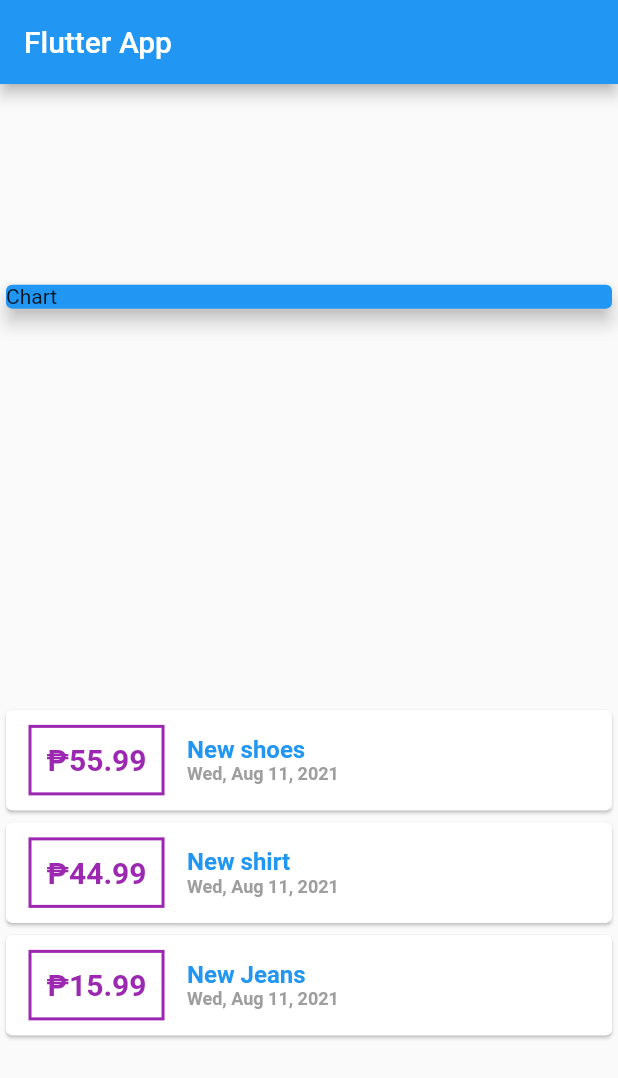
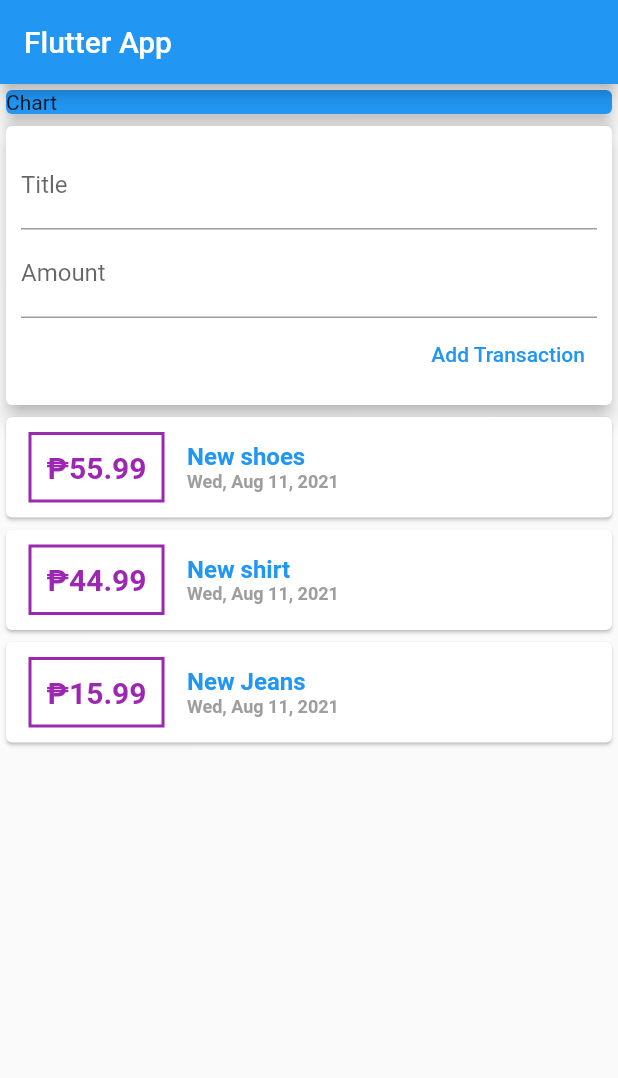
Before and after one commit to boilinux/flutter-spending-tracker, a Flutter app: the screen it shows after launch, on a phone screen of 412 x 824 dp. Shown: the top 1078 px of the screen. Run offline on Flutter 3.47's test engine with Material 2 defaults, Android fonts, the phone set to English and light mode, and no system bars.

Commit message:
Add form.

```diff
--- /dev/null
+++ b/lib/chart/chart.dart
@@ -0,0 +1,17 @@
+import 'package:flutter/material.dart';
+
+class Chart extends StatelessWidget {
+  // const Chart({Key? key});
+
+  @override
+  Widget build(BuildContext context) {
+    return Container(
+      width: double.infinity,
+      child: Card(
+        child: Text('Chart'),
+        color: Colors.blue,
+        elevation: 5,
+      ),
+    );
+  }
+}
--- /dev/null
+++ b/lib/form/formspending.dart
@@ -0,0 +1,46 @@
+import 'package:flutter/material.dart';
+
+class FormSpending extends StatelessWidget {
+  final Function inputTitleHandler;
+  final Function inputAmountHandler;
+  final VoidCallback submitFormHandler;
+
+  FormSpending({
+    required this.inputTitleHandler,
+    required this.inputAmountHandler,
+    required this.submitFormHandler,
+  });
+
+  @override
+  Widget build(BuildContext context) {
+    return Card(
+      elevation: 5,
+      child: Container(
+        padding: EdgeInsets.all(10),
+        child: Column(
+          crossAxisAlignment: CrossAxisAlignment.end,
+          children: <Widget>[
+            TextField(
+              decoration: InputDecoration(
+                labelText: 'Title',
+              ),
+              onChanged: (val) => inputTitleHandler(val),
+            ),
+            TextField(
+              decoration: InputDecoration(
+                labelText: 'Amount',
+              ),
+              onChanged: (val) => inputAmountHandler(val),
+            ),
+            Container(
+              child: TextButton(
+                onPressed: submitFormHandler,
+                child: Text('Add Transaction'),
+              ),
+            ),
+          ],
+        ),
+      ),
+    );
+  }
+}
--- a/lib/main.dart
+++ b/lib/main.dart
@@ -3,6 +3,8 @@ import './transaction.dart';
 import 'displaylist/priceDisplay.dart';
 import 'displaylist/titleDisplay.dart';
 import 'displaylist/dateDisplay.dart';
+import 'chart/chart.dart';
+import 'form/formspending.dart';
 
 void main() {
   runApp(MyApp());
@@ -35,6 +37,27 @@ class _MyAppState extends State<MyApp> {
     ),
   ];
 
+  var _titleInput;
+  var _amountInput;
+
+  void _titleInputFunc(String titleInput) {
+    setState(() {
+      _titleInput = titleInput;
+    });
+  }
+
+  void _amountInputFunc(String amountInput) {
+    _amountInput = amountInput;
+    setState(() {
+      _amountInput = amountInput;
+    });
+  }
+
+  void _submitFormSpending() {
+    print(_titleInput);
+    print(_amountInput);
+  }
+
   @override
   Widget build(BuildContext context) {
     return MaterialApp(
@@ -43,16 +66,14 @@ class _MyAppState extends State<MyApp> {
           title: Text('Flutter App'),
         ),
         body: Column(
-          mainAxisAlignment: MainAxisAlignment.spaceAround,
+          // mainAxisAlignment: MainAxisAlignment.spaceAround,
           crossAxisAlignment: CrossAxisAlignment.stretch,
           children: <Widget>[
-            Container(
-              width: double.infinity,
-              child: Card(
-                child: Text('Chart'),
-                color: Colors.blue,
-                elevation: 5,
-              ),
+            Chart(),
+            FormSpending(
+              inputTitleHandler: _titleInputFunc,
+              inputAmountHandler: _amountInputFunc,
+              submitFormHandler: _submitFormSpending,
             ),
             Container(
               width: double.infinity,
```
